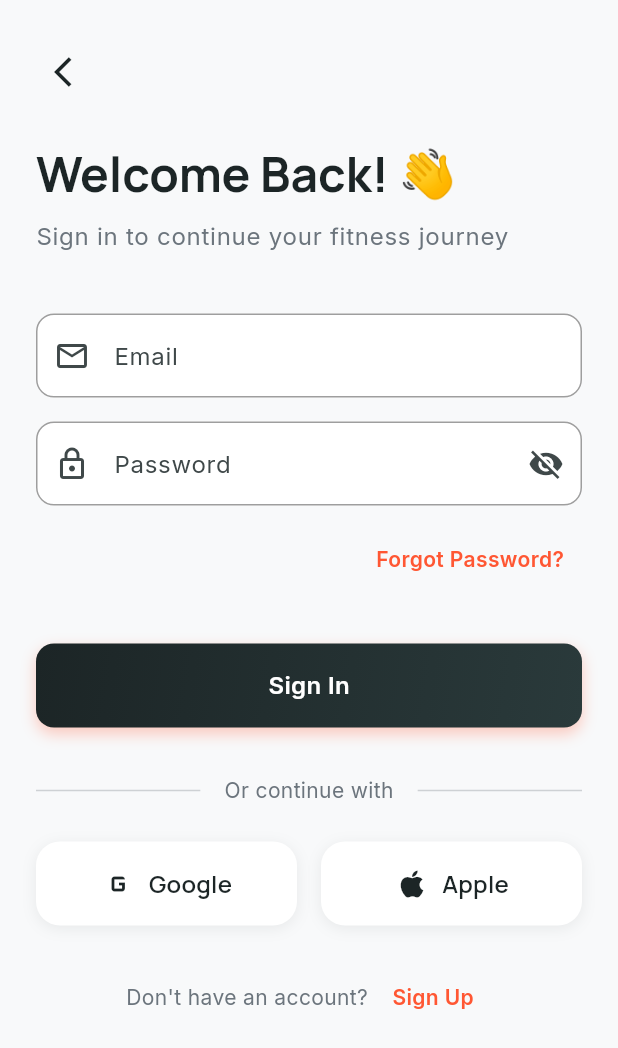
After one commit to Apelatech/FitnessApp, a Flutter app: the LoginPage screen opened directly, on a phone screen of 412 x 824 dp. The commit adds this screen. Shown: the top 1048 px of the screen. Run offline on Flutter 3.47's test engine with Material 3 defaults, Android fonts, the phone set to English and light mode, and no system bars; our stand-ins replace animate_do, fl_chart, flutter_dotenv, flutter_svg, google_fonts; statements that could not run were skipped.

Commit message:
Add login page with form validation and social login options

```diff
--- /dev/null
+++ b/lib/features/auth/presentation/pages/login_page.dart
@@ -0,0 +1,367 @@
+import 'package:flutter/material.dart';
+import 'package:animate_do/animate_do.dart';
+import '../../../../core/constants/app_colors.dart';
+import '../../../../shared/widgets/custom_button.dart';
+import '../../../../shared/widgets/custom_card.dart';
+
+class LoginPage extends StatefulWidget {
+  const LoginPage({super.key});
+
+  @override
+  State<LoginPage> createState() => _LoginPageState();
+}
+
+class _LoginPageState extends State<LoginPage> {
+  final _formKey = GlobalKey<FormState>();
+  final _emailController = TextEditingController();
+  final _passwordController = TextEditingController();
+  bool _isPasswordVisible = false;
+  bool _isLoading = false;
+
+  @override
+  void dispose() {
+    _emailController.dispose();
+    _passwordController.dispose();
+    super.dispose();
+  }
+
+  void _handleLogin() async {
+    if (_formKey.currentState!.validate()) {
+      setState(() => _isLoading = true);
+
+      // Simulate login process
+      await Future.delayed(const Duration(seconds: 2));
+
+      setState(() => _isLoading = false);
+
+      if (mounted) {
+        // Navigate back to home or show success
+        Navigator.pop(context);
+        ScaffoldMessenger.of(context).showSnackBar(
+          const SnackBar(
+            content: Text('Login successful!'),
+            backgroundColor: AppColors.success,
+          ),
+        );
+      }
+    }
+  }
+
+  @override
+  Widget build(BuildContext context) {
+    final theme = Theme.of(context);
+
+    return Scaffold(
+      body: SafeArea(
+        child: SingleChildScrollView(
+          padding: const EdgeInsets.all(24),
+          child: Column(
+            crossAxisAlignment: CrossAxisAlignment.start,
+            children: [
+              _buildHeader(context, theme),
+              const SizedBox(height: 40),
+              _buildLoginForm(context, theme),
+              const SizedBox(height: 32),
+              _buildSocialLogin(context),
+              const SizedBox(height: 24),
+              _buildSignUpPrompt(context, theme),
+            ],
+          ),
+        ),
+      ),
+    );
+  }
+
+  Widget _buildHeader(BuildContext context, ThemeData theme) {
+    return Column(
+      crossAxisAlignment: CrossAxisAlignment.start,
+      children: [
+        FadeInDown(
+          duration: const Duration(milliseconds: 600),
+          child: Row(
+            children: [
+              IconButton(
+                onPressed: () => Navigator.pop(context),
+                icon: const Icon(Icons.arrow_back_ios),
+                color: AppColors.textPrimary,
+              ),
+              const Spacer(),
+            ],
+          ),
+        ),
+        const SizedBox(height: 24),
+        FadeInDown(
+          duration: const Duration(milliseconds: 800),
+          child: Column(
+            crossAxisAlignment: CrossAxisAlignment.start,
+            children: [
+              Text(
+                'Welcome Back! 👋',
+                style: theme.textTheme.headlineLarge?.copyWith(
+                  fontWeight: FontWeight.bold,
+                  color: AppColors.textPrimary,
+                ),
+              ),
+              const SizedBox(height: 8),
+              Text(
+                'Sign in to continue your fitness journey',
+                style: theme.textTheme.bodyLarge?.copyWith(
+                  color: AppColors.textSecondary,
+                ),
+              ),
+            ],
+          ),
+        ),
+      ],
+    );
+  }
+
+  Widget _buildLoginForm(BuildContext context, ThemeData theme) {
+    return FadeInUp(
+      duration: const Duration(milliseconds: 600),
+      child: Form(
+        key: _formKey,
+        child: Column(
+          children: [
+            _buildEmailField(),
+            const SizedBox(height: 16),
+            _buildPasswordField(),
+            const SizedBox(height: 12),
+            _buildForgotPassword(theme),
+            const SizedBox(height: 32),
+            _buildLoginButton(),
+          ],
+        ),
+      ),
+    );
+  }
+
+  Widget _buildEmailField() {
+    return TextFormField(
+      controller: _emailController,
+      keyboardType: TextInputType.emailAddress,
+      decoration: InputDecoration(
+        labelText: 'Email',
+        hintText: 'Enter your email',
+        prefixIcon: const Icon(Icons.email_outlined),
+        border: OutlineInputBorder(
+          borderRadius: BorderRadius.circular(12),
+        ),
+        focusedBorder: OutlineInputBorder(
+          borderRadius: BorderRadius.circular(12),
+          borderSide: const BorderSide(color: AppColors.accent, width: 2),
+        ),
+      ),
+      validator: (value) {
+        if (value == null || value.isEmpty) {
+          return 'Please enter your email';
+        }
+        if (!RegExp(r'^[\w-\.]+@([\w-]+\.)+[\w-]{2,4}$').hasMatch(value)) {
+          return 'Please enter a valid email';
+        }
+        return null;
+      },
+    );
+  }
+
+  Widget _buildPasswordField() {
+    return TextFormField(
+      controller: _passwordController,
+      obscureText: !_isPasswordVisible,
+      decoration: InputDecoration(
+        labelText: 'Password',
+        hintText: 'Enter your password',
+        prefixIcon: const Icon(Icons.lock_outlined),
+        suffixIcon: IconButton(
+          icon: Icon(
+            _isPasswordVisible ? Icons.visibility : Icons.visibility_off,
+          ),
+          onPressed: () {
+            setState(() => _isPasswordVisible = !_isPasswordVisible);
+          },
+        ),
+        border: OutlineInputBorder(
+          borderRadius: BorderRadius.circular(12),
+        ),
+        focusedBorder: OutlineInputBorder(
+          borderRadius: BorderRadius.circular(12),
+          borderSide: const BorderSide(color: AppColors.accent, width: 2),
+        ),
+      ),
+      validator: (value) {
+        if (value == null || value.isEmpty) {
+          return 'Please enter your password';
+        }
+        if (value.length < 6) {
+          return 'Password must be at least 6 characters';
+        }
+        return null;
+      },
+    );
+  }
+
+  Widget _buildForgotPassword(ThemeData theme) {
+    return Align(
+      alignment: Alignment.centerRight,
+      child: TextButton(
+        onPressed: () {
+          // Handle forgot password
+        },
+        child: Text(
+          'Forgot Password?',
+          style: theme.textTheme.bodyMedium?.copyWith(
+            color: AppColors.accent,
+            fontWeight: FontWeight.w600,
+          ),
+        ),
+      ),
+    );
+  }
+
+  Widget _buildLoginButton() {
+    return SizedBox(
+      width: double.infinity,
+      child: _isLoading
+          ? Container(
+              height: 56,
+              decoration: BoxDecoration(
+                gradient: AppColors.primaryGradient,
+                borderRadius: BorderRadius.circular(12),
+              ),
+              child: const Center(
+                child: SizedBox(
+                  height: 20,
+                  width: 20,
+                  child: CircularProgressIndicator(
+                    color: Colors.white,
+                    strokeWidth: 2,
+                  ),
+                ),
+              ),
+            )
+          : GradientButton(
+              text: 'Sign In',
+              gradient: AppColors.primaryGradient,
+              onPressed: _handleLogin,
+            ),
+    );
+  }
+
+  Widget _buildSocialLogin(BuildContext context) {
+    return FadeInUp(
+      duration: const Duration(milliseconds: 800),
+      child: Column(
+        children: [
+          Row(
+            children: [
+              Expanded(child: Divider(color: AppColors.textSecondary.withOpacity(0.3))),
+              Padding(
+                padding: const EdgeInsets.symmetric(horizontal: 16),
+                child: Text(
+                  'Or continue with',
+                  style: Theme.of(context).textTheme.bodyMedium?.copyWith(
+                    color: AppColors.textSecondary,
+                  ),
+                ),
+              ),
+              Expanded(child: Divider(color: AppColors.textSecondary.withOpacity(0.3))),
+            ],
+          ),
+          const SizedBox(height: 24),
+          Row(
+            children: [
+              Expanded(
+                child: _SocialLoginButton(
+                  icon: Icons.g_mobiledata,
+                  label: 'Google',
+                  onPressed: () {
+                    // Handle Google login
+                  },
+                ),
+              ),
+              const SizedBox(width: 16),
+              Expanded(
+                child: _SocialLoginButton(
+                  icon: Icons.apple,
+                  label: 'Apple',
+                  onPressed: () {
+                    // Handle Apple login
+                  },
+                ),
+              ),
+            ],
+          ),
+        ],
+      ),
+    );
+  }
+
+  Widget _buildSignUpPrompt(BuildContext context, ThemeData theme) {
+    return FadeInUp(
+      duration: const Duration(milliseconds: 1000),
+      child: Center(
+        child: Row(
+          mainAxisAlignment: MainAxisAlignment.center,
+          children: [
+            Text(
+              'Don\'t have an account? ',
+              style: theme.textTheme.bodyMedium?.copyWith(
+                color: AppColors.textSecondary,
+              ),
+            ),
+            TextButton(
+              onPressed: () {
+                // Navigate to sign up page
+              },
+              child: Text(
+                'Sign Up',
+                style: theme.textTheme.bodyMedium?.copyWith(
+                  color: AppColors.accent,
+                  fontWeight: FontWeight.w600,
+                ),
+              ),
+            ),
+          ],
+        ),
+      ),
+    );
+  }
+}
+
+class _SocialLoginButton extends StatelessWidget {
+  final IconData icon;
+  final String label;
+  final VoidCallback onPressed;
+
+  const _SocialLoginButton({
+    required this.icon,
+    required this.label,
+    required this.onPressed,
+  });
+
+  @override
+  Widget build(BuildContext context) {
+    return CustomCard(
+      onTap: onPressed,
+      padding: const EdgeInsets.symmetric(vertical: 16, horizontal: 12),
+      margin: EdgeInsets.zero,
+      child: Row(
+        mainAxisAlignment: MainAxisAlignment.center,
+        children: [
+          Icon(
+            icon,
+            size: 24,
+            color: AppColors.textPrimary,
+          ),
+          const SizedBox(width: 8),
+          Text(
+            label,
+            style: Theme.of(context).textTheme.titleMedium?.copyWith(
+              fontWeight: FontWeight.w600,
+            ),
+          ),
+        ],
+      ),
+    );
+  }
+}
--- a/lib/features/home/presentation/pages/home_page.dart
+++ b/lib/features/home/presentation/pages/home_page.dart
@@ -7,6 +7,7 @@ import '../../../ai_fitbot/presentation/pages/ai_fitbot_page.dart';
 import '../../../workouts/presentation/pages/workouts_page.dart';
 import '../../../nutrition/presentation/pages/nutrition_page.dart';
 import '../../../analytics/presentation/pages/analytics_page.dart';
+import '../../../auth/presentation/pages/login_page.dart';
 
 class HomePage extends StatefulWidget {
   const HomePage({super.key});
@@ -234,16 +235,26 @@ class HomeContent extends StatelessWidget {
                     ],
                   ),
                 ),
-                Container(
+                GestureDetector(
+                  onTap: () {
+                    Navigator.push(
+                      context,
+                      MaterialPageRoute(
+                        builder: (context) => const LoginPage(),
+                      ),
+                    );
+                  },
+                  child: Container(
                     padding: const EdgeInsets.all(12),
                     decoration: BoxDecoration(
                       color: AppColors.textWhite.withOpacity(0.2),
                       borderRadius: BorderRadius.circular(12),
                     ),
                     child: const Icon(
-                    Icons.notifications_outlined,
+                      Icons.person_outline,
                       color: AppColors.textWhite,
                       size: 24,
+                    ),
                   ),
                 ),
               ],
```
Lines whose indentation alone changed are shown as unchanged.
